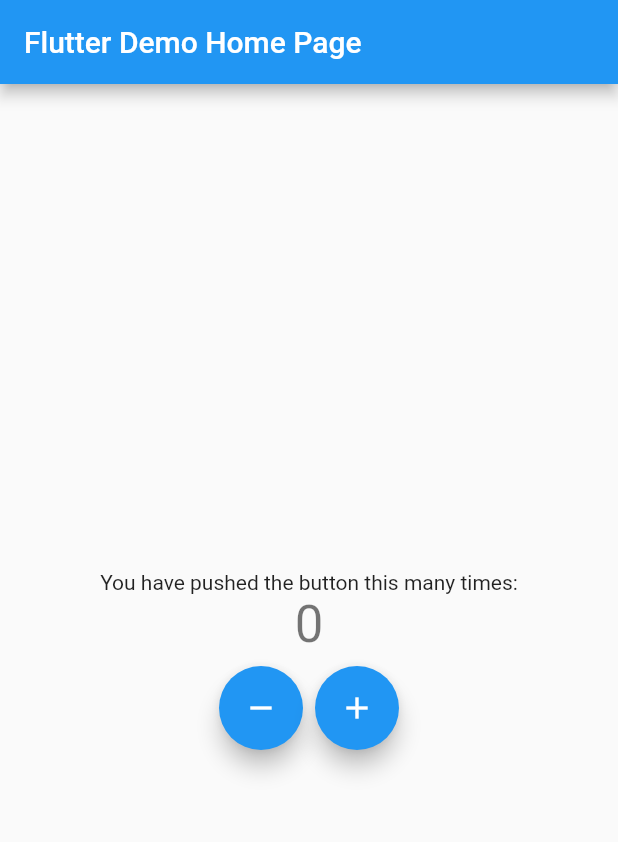
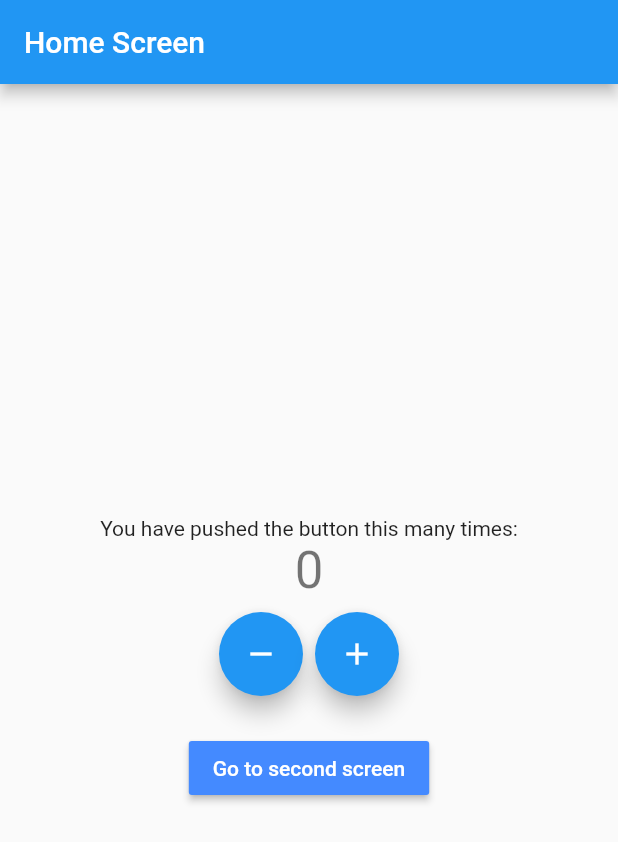
Before and after one commit to dchandrani/flutter_bloc_concepts, a Flutter app: the screen it shows after launch, on a phone screen of 412 x 824 dp. Shown: the top 842 px of the screen. Run offline on Flutter 3.47's test engine with Material 2 defaults, Android fonts, the phone set to English and light mode, and no system bars; our stand-ins replace bloc, flutter_bloc.

Commit message:
converted to named routes

```diff
--- a/lib/main.dart
+++ b/lib/main.dart
@@ -1,103 +1,65 @@
 import 'package:flutter/material.dart';
 import 'package:flutter_bloc/flutter_bloc.dart';
-import 'package:flutter_bloc_concepts/cubit/counter_cubit.dart';
+import 'package:flutter_bloc_concepts/presentation/screens/second_screen.dart';
+import 'package:flutter_bloc_concepts/presentation/screens/third_screen.dart';
+
+import 'logic/cubit/counter_cubit.dart';
+import 'presentation/screens/home_screen.dart';
 
 void main() {
   runApp(MyApp());
 }
 
-class MyApp extends StatelessWidget {
+class MyApp extends StatefulWidget {
+  @override
+  _MyAppState createState() => _MyAppState();
+}
+
+class _MyAppState extends State<MyApp> {
+  CounterCubit _counterCubit;
+
+  @override
+  void initState() {
+    _counterCubit = CounterCubit();
+    super.initState();
+  }
+
+  @override
+  void dispose() {
+    _counterCubit.close();
+    super.dispose();
+  }
+
   @override
   Widget build(BuildContext context) {
-    return BlocProvider<CounterCubit>(
-      create: (context) => CounterCubit(),
-      child: MaterialApp(
-        title: 'Flutter Demo',
-        theme: ThemeData(
-          primarySwatch: Colors.blue,
-        ),
-        home: MyHomePage(title: 'Flutter Demo Home Page'),
+    return MaterialApp(
+      title: 'Flutter Demo',
+      theme: ThemeData(
+        primarySwatch: Colors.blue,
       ),
+      routes: {
+        '/': (context) => BlocProvider<CounterCubit>.value(
+              value: _counterCubit,
+              child: HomeScreen(
+                title: 'Home Screen',
+                color: Colors.blueAccent,
+              ),
+            ),
+        '/second': (context) => BlocProvider<CounterCubit>.value(
+          value: _counterCubit,
+              child: SecondScreen(
+                color: Colors.redAccent,
+                title: 'Second Screen',
+              ),
+            ),
+        '/third': (context) => BlocProvider<CounterCubit>.value(
+          value: _counterCubit,
+              child: ThirdScreen(
+                title: 'Third Screen',
+                color: Colors.orangeAccent,
+              ),
+            ),
+      },
     );
   }
 }
-
-class MyHomePage extends StatefulWidget {
-  MyHomePage({Key key, this.title}) : super(key: key);
-
-  final String title;
-
-  @override
-  _MyHomePageState createState() => _MyHomePageState();
-}
-
-class _MyHomePageState extends State<MyHomePage> {
-  @override
-  Widget build(BuildContext context) {
-    return Scaffold(
-      appBar: AppBar(
-        title: Text(widget.title),
-      ),
-      body: Center(
-        child: Column(
-          mainAxisAlignment: MainAxisAlignment.center,
-          children: <Widget>[
-            Text(
-              'You have pushed the button this many times:',
-            ),
-            BlocConsumer<CounterCubit, CounterState>(
-              listener: (context, state) {
-                if (state.wasIncremented == true) {
-                  ScaffoldMessenger.of(context).showSnackBar(
-                    SnackBar(
-                      content: Text('Incremented'),
-                      duration: Duration(milliseconds: 300),
-                    ),
-                  );
-                } else {
-                  ScaffoldMessenger.of(context).showSnackBar(
-                    SnackBar(
-                      content: Text('Decremented'),
-                      duration: Duration(milliseconds: 300),
-                    ),
-                  );
-                }
-              },
-              builder: (context, state) {
-                return Text(
-                  '${state.counter}',
-                  style: Theme.of(context).textTheme.headline4,
-                );
-              },
-            ),
-            SizedBox(
-              height: 8,
-            ),
-            Row(
-              mainAxisAlignment: MainAxisAlignment.center,
-              children: [
-                FloatingActionButton(
-                  onPressed: () {
-                    BlocProvider.of<CounterCubit>(context).decrement();
-                  },
-                  tooltip: 'Decrement',
-                  child: Icon(Icons.remove),
-                ),
-                SizedBox(
-                  width: 8.0,
-                ),
-                FloatingActionButton(
-                  onPressed: () {
-                    BlocProvider.of<CounterCubit>(context).increment();
-                  },
-                  tooltip: 'Increment',
-                  child: Icon(Icons.add),
-                ),
-              ],
-            ),
-          ],
-        ),
-      ),
-    );
-  }
-}
--- /dev/null
+++ b/lib/presentation/screens/home_screen.dart
@@ -0,0 +1,100 @@
+import 'package:flutter/material.dart';
+import 'package:flutter_bloc/flutter_bloc.dart';
+import 'package:flutter_bloc_concepts/logic/cubit/counter_cubit.dart';
+import 'package:flutter_bloc_concepts/presentation/screens/second_screen.dart';
+
+class HomeScreen extends StatefulWidget {
+  const HomeScreen({
+    Key key,
+    this.title,
+    this.color,
+  }) : super(key: key);
+
+  final String title;
+  final Color color;
+
+  @override
+  _HomeScreenState createState() => _HomeScreenState();
+}
+
+class _HomeScreenState extends State<HomeScreen> {
+  @override
+  Widget build(BuildContext context) {
+    return Scaffold(
+      appBar: AppBar(
+        title: Text(widget.title),
+      ),
+      body: Center(
+        child: Column(
+          mainAxisAlignment: MainAxisAlignment.center,
+          children: <Widget>[
+            Text(
+              'You have pushed the button this many times:',
+            ),
+            BlocConsumer<CounterCubit, CounterState>(
+              listener: (context, state) {
+                if (state.wasIncremented == true) {
+                  ScaffoldMessenger.of(context).showSnackBar(
+                    SnackBar(
+                      content: Text('Incremented'),
+                      duration: Duration(milliseconds: 300),
+                    ),
+                  );
+                } else {
+                  ScaffoldMessenger.of(context).showSnackBar(
+                    SnackBar(
+                      content: Text('Decremented'),
+                      duration: Duration(milliseconds: 300),
+                    ),
+                  );
+                }
+              },
+              builder: (context, state) {
+                return Text(
+                  '${state.counter}',
+                  style: Theme.of(context).textTheme.headline4,
+                );
+              },
+            ),
+            SizedBox(
+              height: 8,
+            ),
+            Row(
+              mainAxisAlignment: MainAxisAlignment.center,
+              children: [
+                FloatingActionButton(
+                  onPressed: () {
+                    BlocProvider.of<CounterCubit>(context).decrement();
+                  },
+                  tooltip: 'Decrement',
+                  child: Icon(Icons.remove),
+                ),
+                SizedBox(
+                  width: 8.0,
+                ),
+                FloatingActionButton(
+                  onPressed: () {
+                    BlocProvider.of<CounterCubit>(context).increment();
+                  },
+                  tooltip: 'Increment',
+                  child: Icon(Icons.add),
+                ),
+              ],
+            ),
+            SizedBox(
+              height: 24,
+            ),
+            MaterialButton(
+              color: widget.color,
+              onPressed: () {
+                Navigator.pushNamed(context, '/second');
+              },
+              colorBrightness: Brightness.dark,
+              child: Text('Go to second screen'),
+            ),
+          ],
+        ),
+      ),
+    );
+  }
+}
```
Also changed, not shown: lib/presentation/router/app_router.dart (added, +54 -0 lines), lib/presentation/screens/second_screen.dart (added, +100 -0 lines), lib/presentation/screens/third_screen.dart (added, +89 -0 lines), lib/logic/cubit/counter_cubit.dart (renamed from lib/cubit/counter_cubit.dart), lib/logic/cubit/counter_state.dart (renamed from lib/cubit/counter_state.dart).
